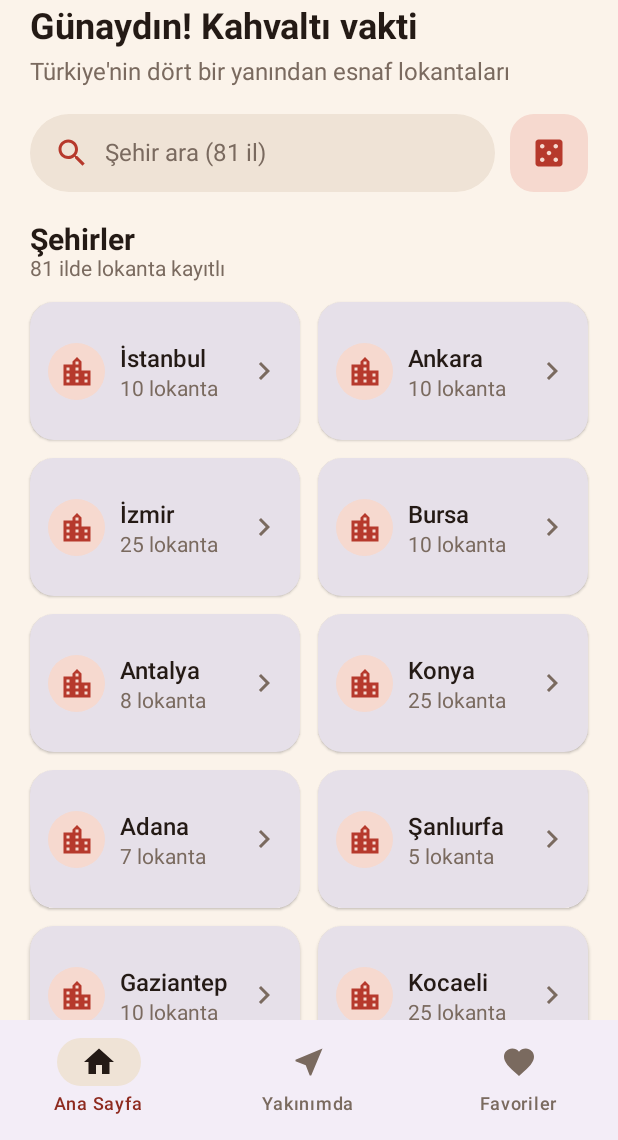
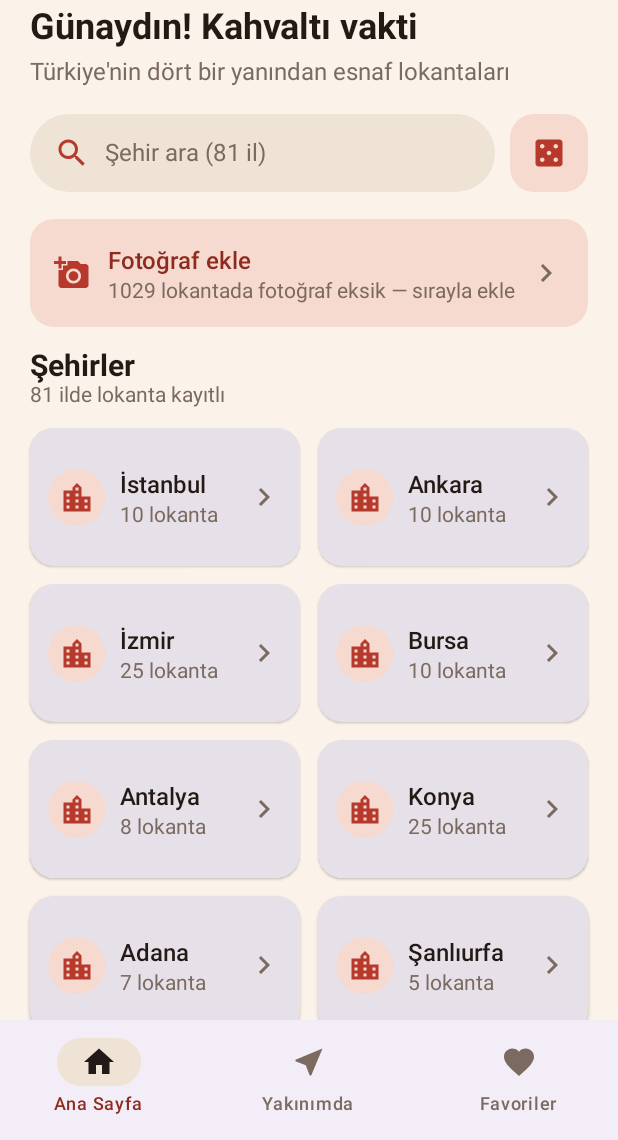
Before and after one commit to sualtikasifi/esnaflokantalari, an Android app built with Jetpack Compose: the screen it shows after launch (MainActivity), on a phone screen of 412 x 824 dp, the part 96-1236 px from its top. Run offline under Robolectric (Android 15) with nearby library versions, the phone set to English and light mode, and no system bars.

Commit message:
Fotoğraf ekleme kartını ana sayfada görünür yap (1.2.3)
Özellik menüde (⋮) gizli kaldığı için fark edilmiyordu. Artık şehir
listesinin hemen üstünde, eksik fotoğraf varken doğrudan tıklanabilir
bir kart olarak gösteriliyor.

```diff
--- a/app/build.gradle.kts
+++ b/app/build.gradle.kts
@@ -25,8 +25,8 @@ android {
         applicationId = "com.esnaflokantalari.app"
         minSdk = 24
         targetSdk = 35
-        versionCode = 15
-        versionName = "1.2.2"
+        versionCode = 16
+        versionName = "1.2.3"
 
         resourceConfigurations += listOf("tr", "en")
     }
--- a/app/src/main/java/com/esnaflokantalari/app/ui/screens/HomeScreen.kt
+++ b/app/src/main/java/com/esnaflokantalari/app/ui/screens/HomeScreen.kt
@@ -199,6 +199,16 @@ fun HomeScreen(
                 }
             }
 
+            if (photoMissingCount > 0) {
+                item {
+                    PhotoQueuePromptCard(
+                        missingCount = photoMissingCount,
+                        onClick = onOpenPhotoQueue,
+                        modifier = Modifier.fillMaxWidth().padding(horizontal = 20.dp, vertical = 6.dp),
+                    )
+                }
+            }
+
             item {
                 SectionHeader("Şehirler", "$filledCityCount ilde lokanta kayıtlı")
             }
@@ -258,6 +268,37 @@ private fun SectionHeader(title: String, subtitle: String? = null) {
 }
 
 @Composable
+private fun PhotoQueuePromptCard(missingCount: Int, onClick: () -> Unit, modifier: Modifier = Modifier) {
+    Card(
+        onClick = onClick,
+        modifier = modifier,
+        shape = RoundedCornerShape(16.dp),
+        colors = CardDefaults.cardColors(containerColor = TerracottaContainer),
+        elevation = CardDefaults.cardElevation(defaultElevation = 0.dp),
+    ) {
+        Row(
+            modifier = Modifier.fillMaxWidth().padding(16.dp),
+            verticalAlignment = Alignment.CenterVertically,
+        ) {
+            Icon(Icons.Filled.AddAPhoto, contentDescription = null, tint = Terracotta)
+            Column(modifier = Modifier.weight(1f).padding(start = 12.dp)) {
+                Text("Fotoğraf ekle", fontWeight = FontWeight.SemiBold)
+                Text(
+                    "$missingCount lokantada fotoğraf eksik — sırayla ekle",
+                    style = MaterialTheme.typography.bodyMedium,
+                    color = MaterialTheme.colorScheme.onSurfaceVariant,
+                )
+            }
+            Icon(
+                Icons.AutoMirrored.Filled.KeyboardArrowRight,
+                contentDescription = null,
+                tint = MaterialTheme.colorScheme.onSurfaceVariant,
+            )
+        }
+    }
+}
+
+@Composable
 private fun CityCard(city: City, modifier: Modifier = Modifier, onClick: () -> Unit) {
     Card(
         onClick = onClick,
```
